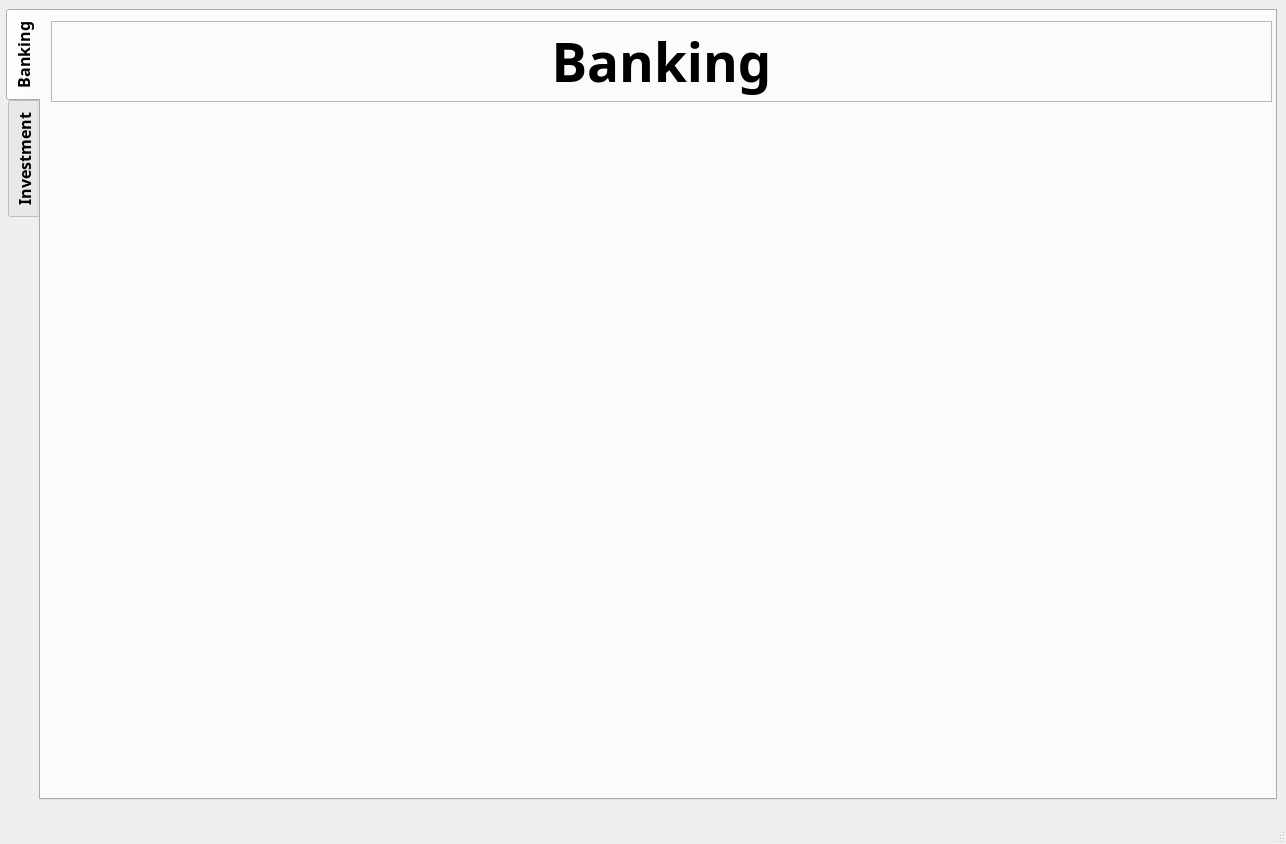
eedwards4/centsible, file mainwindow.ui: the form before one commit.
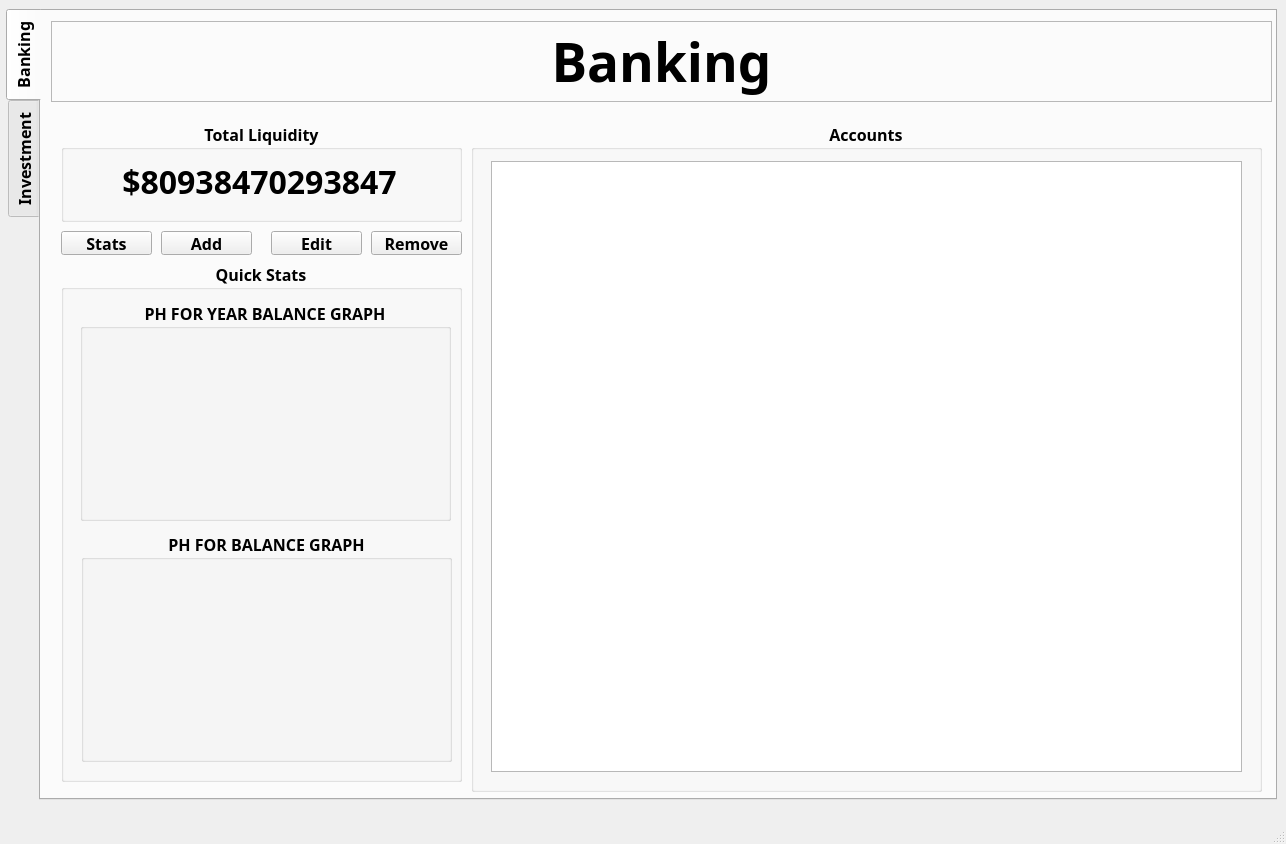
The form after the commit. The open tabs and pages were chosen to show the change. Icons and pictures are not drawn.

Commit message: Making UI look better, almost done with mainwindow investment tab

Diff of the .ui file:
```diff
--- a/mainwindow.ui
+++ b/mainwindow.ui
@@ -29,7 +29,7 @@
     </property>
     <property name="font">
      <font>
-      <family>Simplex</family>
+      <family>JetBrainsMono Nerd Font Mono</family>
       <pointsize>12</pointsize>
       <bold>true</bold>
      </font>
@@ -92,6 +92,171 @@
        <number>10</number>
       </property>
      </widget>
+     <widget class="QGroupBox" name="groupBox_6">
+      <property name="geometry">
+       <rect>
+        <x>20</x>
+        <y>110</y>
+        <width>401</width>
+        <height>101</height>
+       </rect>
+      </property>
+      <property name="title">
+       <string>Total Liquidity</string>
+      </property>
+      <property name="alignment">
+       <set>Qt::AlignCenter</set>
+      </property>
+      <widget class="QLabel" name="banking_total_label">
+       <property name="geometry">
+        <rect>
+         <x>8</x>
+         <y>35</y>
+         <width>381</width>
+         <height>51</height>
+        </rect>
+       </property>
+       <property name="font">
+        <font>
+         <family>JetBrainsMono Nerd Font Mono</family>
+         <pointsize>24</pointsize>
+         <bold>true</bold>
+        </font>
+       </property>
+       <property name="text">
+        <string>$80938470293847</string>
+       </property>
+       <property name="alignment">
+        <set>Qt::AlignCenter</set>
+       </property>
+      </widget>
+     </widget>
+     <widget class="QGroupBox" name="groupBox_7">
+      <property name="geometry">
+       <rect>
+        <x>430</x>
+        <y>110</y>
+        <width>791</width>
+        <height>671</height>
+       </rect>
+      </property>
+      <property name="title">
+       <string>Accounts</string>
+      </property>
+      <property name="alignment">
+       <set>Qt::AlignCenter</set>
+      </property>
+      <widget class="QTableWidget" name="accountTable">
+       <property name="geometry">
+        <rect>
+         <x>20</x>
+         <y>40</y>
+         <width>751</width>
+         <height>611</height>
+        </rect>
+       </property>
+      </widget>
+     </widget>
+     <widget class="QPushButton" name="addBank">
+      <property name="geometry">
+       <rect>
+        <x>120</x>
+        <y>220</y>
+        <width>91</width>
+        <height>24</height>
+       </rect>
+      </property>
+      <property name="text">
+       <string>Add</string>
+      </property>
+     </widget>
+     <widget class="QPushButton" name="editBank">
+      <property name="geometry">
+       <rect>
+        <x>230</x>
+        <y>220</y>
+        <width>91</width>
+        <height>24</height>
+       </rect>
+      </property>
+      <property name="text">
+       <string>Edit</string>
+      </property>
+     </widget>
+     <widget class="QPushButton" name="removeBank">
+      <property name="geometry">
+       <rect>
+        <x>330</x>
+        <y>220</y>
+        <width>91</width>
+        <height>24</height>
+       </rect>
+      </property>
+      <property name="text">
+       <string>Remove</string>
+      </property>
+     </widget>
+     <widget class="QGroupBox" name="groupBox_8">
+      <property name="geometry">
+       <rect>
+        <x>20</x>
+        <y>250</y>
+        <width>401</width>
+        <height>521</height>
+       </rect>
+      </property>
+      <property name="title">
+       <string>Quick Stats</string>
+      </property>
+      <property name="alignment">
+       <set>Qt::AlignCenter</set>
+      </property>
+      <widget class="QGroupBox" name="groupBox_9">
+       <property name="geometry">
+        <rect>
+         <x>19</x>
+         <y>39</y>
+         <width>371</width>
+         <height>221</height>
+        </rect>
+       </property>
+       <property name="title">
+        <string>PH FOR YEAR BALANCE GRAPH</string>
+       </property>
+       <property name="alignment">
+        <set>Qt::AlignCenter</set>
+       </property>
+      </widget>
+      <widget class="QGroupBox" name="groupBox_10">
+       <property name="geometry">
+        <rect>
+         <x>20</x>
+         <y>270</y>
+         <width>371</width>
+         <height>231</height>
+        </rect>
+       </property>
+       <property name="title">
+        <string>PH FOR BALANCE GRAPH</string>
+       </property>
+       <property name="alignment">
+        <set>Qt::AlignCenter</set>
+       </property>
+      </widget>
+     </widget>
+     <widget class="QPushButton" name="bankStats">
+      <property name="geometry">
+       <rect>
+        <x>20</x>
+        <y>220</y>
+        <width>91</width>
+        <height>24</height>
+       </rect>
+      </property>
+      <property name="text">
+       <string>Stats</string>
+      </property>
+     </widget>
      <zorder>frame</zorder>
      <zorder>label_bank</zorder>
     </widget>
```
Left out of the diff: 28 changed lines with no effect on the pictures. The commit also changes 3 other files.
